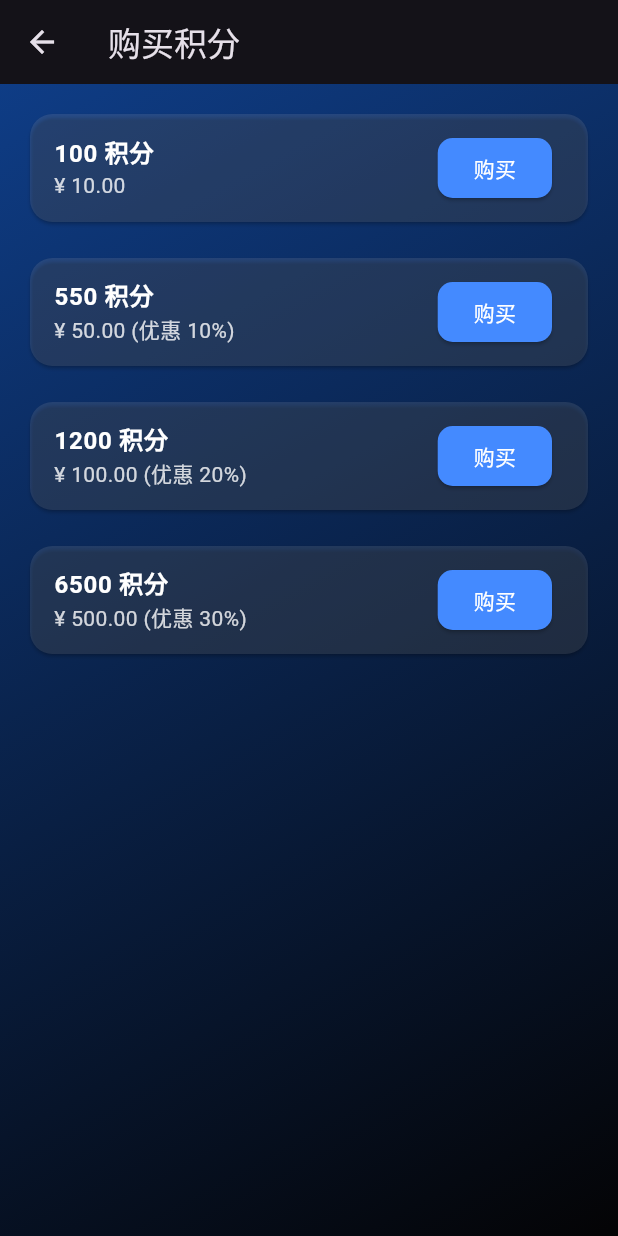
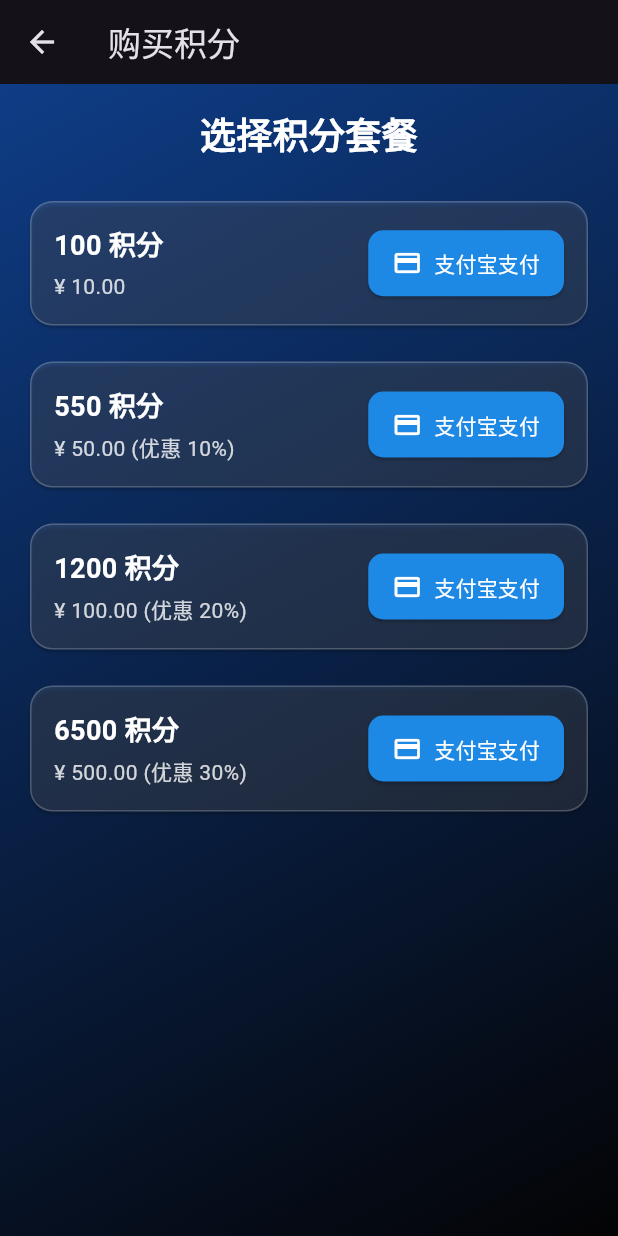
Before and after one commit to 1wpc/Dream, a Flutter app: the PurchaseCreditsPage screen opened directly, on a phone screen of 412 x 824 dp. Run offline on Flutter 3.47's test engine with Material 3 defaults, Android fonts, the phone set to English and light mode, and no system bars; our stand-ins replace animated_text_kit, audioplayers, cached_network_image, dio, envied, flutter_secure_storage and 5 more; missing offline and left inert: tobias; accounts and stored records are empty; generated files the repository leaves out were written again; network calls fail.

Commit message:
集成支付宝支付功能

```diff
--- a/lib/main.dart
+++ b/lib/main.dart
@@ -8,6 +8,7 @@ import 'pages/main_container_page.dart';
 import 'pages/login_page.dart';
 import 'services/api_service.dart';
 import 'services/auth_service.dart';
+import 'services/payment_service.dart';
 import 'package:animated_text_kit/animated_text_kit.dart';
 
 void main() async {
@@ -27,6 +28,14 @@ void main() async {
     }
   } catch (e) {
     print('API服务初始化失败: $e');
+  }
+
+  // 初始化支付服务
+  try {
+    PaymentService().initialize();
+    print('支付服务初始化成功');
+  } catch (e) {
+    print('支付服务初始化失败: $e');
   }
 
   runApp(const MyApp());
--- a/lib/pages/purchase_credits_page.dart
+++ b/lib/pages/purchase_credits_page.dart
@@ -1,10 +1,27 @@
 import 'package:flutter/material.dart';
+import '../services/payment_service.dart';
 
-class PurchaseCreditsPage extends StatelessWidget {
+class PurchaseCreditsPage extends StatefulWidget {
   const PurchaseCreditsPage({super.key});
 
   @override
+  State<PurchaseCreditsPage> createState() => _PurchaseCreditsPageState();
+}
+
+class _PurchaseCreditsPageState extends State<PurchaseCreditsPage> {
+  final PaymentService _paymentService = PaymentService();
+  bool _isLoading = false;
+
+  @override
+  void initState() {
+    super.initState();
+    _paymentService.initialize();
+  }
+
+  @override
   Widget build(BuildContext context) {
+    final creditPackages = _paymentService.getCreditPackages();
+
     return Scaffold(
       appBar: AppBar(
         title: const Text('购买积分'),
@@ -22,18 +39,45 @@ class PurchaseCreditsPage extends StatelessWidget {
             ],
           ),
         ),
-        child: Padding(
+        child: _isLoading
+            ? const Center(
+                child: Column(
+                  mainAxisAlignment: MainAxisAlignment.center,
+                  children: [
+                    CircularProgressIndicator(color: Colors.white),
+                    SizedBox(height: 16),
+                    Text(
+                      '正在处理支付...',
+                      style: TextStyle(color: Colors.white),
+                    ),
+                  ],
+                ),
+              )
+            : Padding(
                 padding: const EdgeInsets.all(16.0),
                 child: Column(
                   crossAxisAlignment: CrossAxisAlignment.stretch,
                   children: [
-              _buildCreditOption(context, '100 积分', '¥ 10.00'),
-              const SizedBox(height: 16),
-              _buildCreditOption(context, '550 积分', '¥ 50.00 (优惠 10%)'),
-              const SizedBox(height: 16),
-              _buildCreditOption(context, '1200 积分', '¥ 100.00 (优惠 20%)'),
-              const SizedBox(height: 16),
-              _buildCreditOption(context, '6500 积分', '¥ 500.00 (优惠 30%)'),
+                    const Text(
+                      '选择积分套餐',
+                      style: TextStyle(
+                        color: Colors.white,
+                        fontSize: 24,
+                        fontWeight: FontWeight.bold,
+                      ),
+                      textAlign: TextAlign.center,
+                    ),
+                    const SizedBox(height: 24),
+                    ...creditPackages.map((package) => Padding(
+                      padding: const EdgeInsets.only(bottom: 16),
+                      child: _buildCreditOption(
+                        context,
+                        package['title'],
+                        package['subtitle'],
+                        package['credits'],
+                        package['price'],
+                      ),
+                    )),
                   ],
                 ),
               ),
@@ -41,43 +85,124 @@ class PurchaseCreditsPage extends StatelessWidget {
     );
   }
 
-  Widget _buildCreditOption(BuildContext context, String title, String price) {
+  Widget _buildCreditOption(
+    BuildContext context,
+    String title,
+    String subtitle,
+    int credits,
+    double price,
+  ) {
     return Card(
       color: Colors.white.withOpacity(0.1),
       shape: RoundedRectangleBorder(
         borderRadius: BorderRadius.circular(15.0),
+        side: BorderSide(
+          color: Colors.white.withOpacity(0.2),
+          width: 1,
         ),
-      child: ListTile(
-        title: Text(
+      ),
+      child: Padding(
+        padding: const EdgeInsets.all(16.0),
+        child: Row(
+          children: [
+            Expanded(
+              child: Column(
+                crossAxisAlignment: CrossAxisAlignment.start,
+                children: [
+                  Text(
                     title,
                     style: const TextStyle(
                       color: Colors.white,
                       fontWeight: FontWeight.bold,
+                      fontSize: 18,
                     ),
                   ),
-        subtitle: Text(
-          price,
+                  const SizedBox(height: 4),
+                  Text(
+                    subtitle,
                     style: TextStyle(
                       color: Colors.white.withOpacity(0.8),
+                      fontSize: 14,
                     ),
                   ),
-        trailing: ElevatedButton(
-          onPressed: () {
-            // 购买逻辑
-            ScaffoldMessenger.of(context).showSnackBar(
-              SnackBar(content: Text('已选择 $title')),
-            );
-          },
+                ],
+              ),
+            ),
+            const SizedBox(width: 16),
+            ElevatedButton.icon(
+              onPressed: _isLoading ? null : () => _handlePurchase(credits, price),
+              icon: const Icon(Icons.payment, size: 20),
+              label: const Text('支付宝支付'),
               style: ElevatedButton.styleFrom(
                 foregroundColor: Colors.white,
-            backgroundColor: Colors.blueAccent,
+                backgroundColor: Colors.blue.shade600,
+                disabledBackgroundColor: Colors.grey,
                 shape: RoundedRectangleBorder(
                   borderRadius: BorderRadius.circular(10.0),
                 ),
+                padding: const EdgeInsets.symmetric(
+                  horizontal: 16,
+                  vertical: 12,
                 ),
-          child: const Text('购买'),
+              ),
+            ),
+          ],
         ),
       ),
     );
   }
+
+  /// 处理购买逻辑
+  Future<void> _handlePurchase(int credits, double price) async {
+    setState(() {
+      _isLoading = true;
+    });
+
+    try {
+      final result = await _paymentService.payWithAlipay(
+        credits: credits,
+        amount: price,
+      );
+
+      if (result != null && result['success'] == true) {
+        // 支付成功
+        if (mounted) {
+          ScaffoldMessenger.of(context).showSnackBar(
+            SnackBar(
+              content: Text('支付成功！已获得 ${result['credits']} 积分'),
+              backgroundColor: Colors.green,
+            ),
+          );
+
+          // 可以在这里刷新用户积分余额或返回上一页
+          Navigator.of(context).pop(true); // 返回true表示支付成功
         }
+      } else {
+        // 支付失败或取消
+        if (mounted && result != null) {
+          ScaffoldMessenger.of(context).showSnackBar(
+            SnackBar(
+              content: Text(result['message'] ?? '支付失败'),
+              backgroundColor: Colors.red,
+            ),
+          );
+        }
+      }
+    } catch (e) {
+      if (mounted) {
+        ScaffoldMessenger.of(context).showSnackBar(
+          SnackBar(
+            content: Text('支付过程中发生错误: $e'),
+            backgroundColor: Colors.red,
+          ),
+        );
+      }
+    } finally {
+      if (mounted) {
+        setState(() {
+          _isLoading = false;
+        });
+      }
+    }
+  }
+}
--- /dev/null
+++ b/lib/services/payment_service.dart
@@ -0,0 +1,230 @@
+import 'package:tobias/tobias.dart';
+import 'package:fluttertoast/fluttertoast.dart';
+import 'package:http/http.dart' as http;
+import 'dart:convert';
+import 'package:dream/services/api_service.dart';
+
+class PaymentService {
+  static final PaymentService _instance = PaymentService._internal();
+  factory PaymentService() => _instance;
+  PaymentService._internal();
+
+  late Tobias _tobias;
+
+  void initialize() {
+    _tobias = Tobias();
+  }
+
+  /// 检查支付宝是否已安装
+  Future<bool> isAlipayInstalled() async {
+    try {
+      return await _tobias.isAliPayInstalled;
+    } catch (e) {
+      print('检查支付宝安装状态失败: $e');
+      return false;
+    }
+  }
+
+  /// 发起支付宝支付
+  Future<Map<String, dynamic>?> payWithAlipay({
+    required int credits,
+    required double amount,
+  }) async {
+    try {
+      // 检查支付宝是否安装
+      if (!await isAlipayInstalled()) {
+        Fluttertoast.showToast(
+          msg: '检测到您未安装支付宝',
+          gravity: ToastGravity.CENTER,
+        );
+        return null;
+      }
+
+      // 创建支付订单
+      final orderInfo = await _createPaymentOrder(credits, amount);
+      if (orderInfo == null) {
+        Fluttertoast.showToast(
+          msg: '创建支付订单失败',
+          gravity: ToastGravity.CENTER,
+        );
+        return null;
+      }
+
+      // 发起支付
+      final result = await _tobias.pay(orderInfo);
+
+      // 处理支付结果
+      return await _handlePaymentResult(Map<String, dynamic>.from(result), credits);
+    } catch (e) {
+      print('支付失败: $e');
+      Fluttertoast.showToast(
+        msg: '支付失败: $e',
+        gravity: ToastGravity.CENTER,
+      );
+      return null;
+    }
+  }
+
+  /// 创建支付订单（这里需要调用后端API）
+  Future<String?> _createPaymentOrder(int credits, double amount) async {
+    try {
+      // 调用后端API创建支付订单
+      final response = await ApiService.dio.post(
+        '/api/v1/payment/create-order',
+        data: {
+          'subject': '购买$credits积分',
+          'body': '购买积分用于应用内消费',
+          'total_amount': amount.toStringAsFixed(2),
+          'out_trade_no': '${DateTime.now().millisecondsSinceEpoch}',
+        },
+      );
+
+      if (response.statusCode == 200) {
+        final paymentResponse = response.data;
+        return paymentResponse['order_string'];
+      } else {
+        throw Exception('创建支付订单失败: ${response.statusCode}');
+      }
+    } catch (e) {
+      print('创建支付订单失败: $e');
+      return null;
+    }
+  }
+
+  /// 处理支付结果
+  Future<Map<String, dynamic>?> _handlePaymentResult(
+    Map<String, dynamic> result,
+    int credits,
+  ) async {
+    try {
+      final resultStatus = result['resultStatus'];
+      final memo = result['memo'] ?? '';
+      final resultString = result['result'] ?? '';
+
+      switch (resultStatus) {
+        case '9000': // 支付成功
+          Fluttertoast.showToast(
+            msg: '支付成功！',
+            gravity: ToastGravity.CENTER,
+          );
+
+          // 支付成功后，调用后端API添加积分
+          await _addCreditsToUser(credits);
+
+          return {
+            'success': true,
+            'message': '支付成功',
+            'credits': credits,
+          };
+
+        case '8000': // 正在处理中
+          Fluttertoast.showToast(
+            msg: '支付结果确认中...',
+            gravity: ToastGravity.CENTER,
+          );
+          return {
+            'success': false,
+            'message': '支付结果确认中',
+          };
+
+        case '4000': // 订单支付失败
+          Fluttertoast.showToast(
+            msg: '支付失败',
+            gravity: ToastGravity.CENTER,
+          );
+          return {
+            'success': false,
+            'message': '支付失败',
+          };
+
+        case '5000': // 重复请求
+          Fluttertoast.showToast(
+            msg: '重复请求',
+            gravity: ToastGravity.CENTER,
+          );
+          return {
+            'success': false,
+            'message': '重复请求',
+          };
+
+        case '6001': // 用户中途取消
+          Fluttertoast.showToast(
+            msg: '支付已取消',
+            gravity: ToastGravity.CENTER,
+          );
+          return {
+            'success': false,
+            'message': '用户取消支付',
+          };
+
+        case '6002': // 网络连接出错
+          Fluttertoast.showToast(
+            msg: '网络连接出错',
+            gravity: ToastGravity.CENTER,
+          );
+          return {
+            'success': false,
+            'message': '网络连接出错',
+          };
+
+        default:
+          Fluttertoast.showToast(
+            msg: '未知支付结果: $memo',
+            gravity: ToastGravity.CENTER,
+          );
+          return {
+            'success': false,
+            'message': '未知支付结果: $memo',
+          };
+      }
+    } catch (e) {
+      print('处理支付结果失败: $e');
+      return {
+        'success': false,
+        'message': '处理支付结果失败: $e',
+      };
+    }
+  }
+
+  /// 支付成功后添加积分到用户账户
+  Future<void> _addCreditsToUser(int credits) async {
+    // 服务器通过支付通知回调自动添加积分
+    // 客户端无需直接调用添加积分API
+    // 可以选择刷新用户积分余额
+    print('支付成功，服务器将添加 $credits 积分');
+    }
+
+  /// 获取积分套餐列表
+  List<Map<String, dynamic>> getCreditPackages() {
+    return [
+      {
+        'credits': 100,
+        'price': 10.00,
+        'title': '100 积分',
+        'subtitle': '¥ 10.00',
+        'discount': '',
+      },
+      {
+        'credits': 550,
+        'price': 50.00,
+        'title': '550 积分',
+        'subtitle': '¥ 50.00 (优惠 10%)',
+        'discount': '10%',
+      },
+      {
+        'credits': 1200,
+        'price': 100.00,
+        'title': '1200 积分',
+        'subtitle': '¥ 100.00 (优惠 20%)',
+        'discount': '20%',
+      },
+      {
+        'credits': 6500,
+        'price': 500.00,
+        'title': '6500 积分',
+        'subtitle': '¥ 500.00 (优惠 30%)',
+        'discount': '30%',
+      },
+    ];
+  }
+}
--- a/pubspec.yaml
+++ b/pubspec.yaml
@@ -63,6 +63,11 @@ dependencies:
   # 表单验证
   form_validator: ^2.1.1
 
+  # 支付宝支付
+  tobias: ^3.3.2
+tobias:
+  url_scheme: dream
+
 dev_dependencies:
   flutter_test:
     sdk: flutter
```
Also changed, not shown: pubspec.lock, 2 other files. Lines whose indentation alone changed are shown as unchanged.
